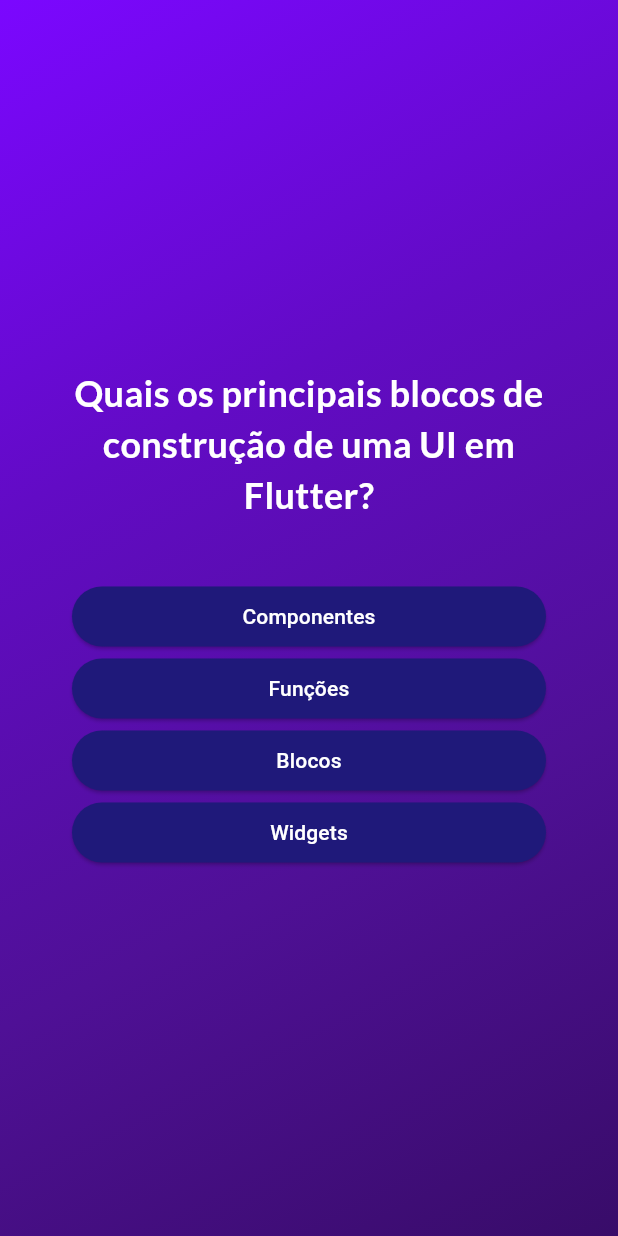
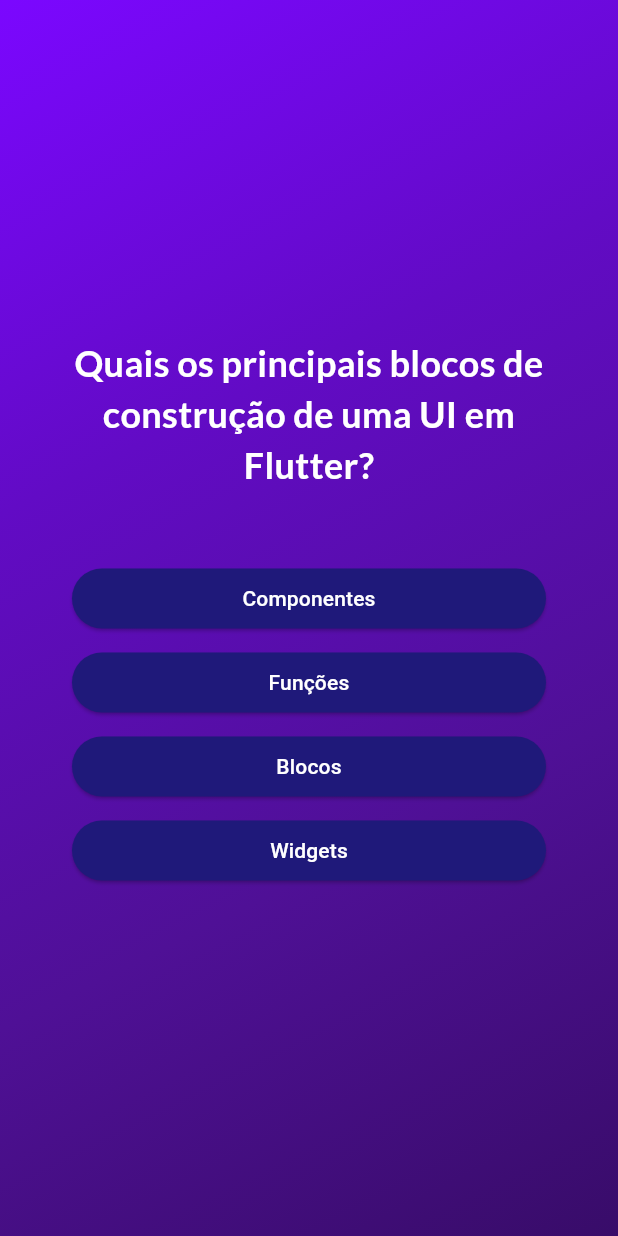
Before and after one commit to Gabrielst27/app-quiz, a Flutter app: the screen it shows after launch, after a tap on "Iniciar", on a phone screen of 412 x 824 dp. Run offline on Flutter 3.47's test engine with Material 3 defaults, Android fonts, the phone set to English and light mode, and no system bars; our stand-ins replace google_fonts.

```diff
--- a/analysis_options.yaml
+++ b/analysis_options.yaml
@@ -24,5 +24,9 @@ linter:
     # avoid_print: false  # Uncomment to disable the `avoid_print` rule
     # prefer_single_quotes: true  # Uncomment to enable the `prefer_single_quotes` rule
 
+formatter:
+  trailing_commas: preserve
+  page_width: 80
+
 # Additional information about this file can be found at
 # https://dart.dev/guides/language/analysis-options
--- a/lib/answer_button.dart
+++ b/lib/answer_button.dart
@@ -12,15 +12,28 @@ class AnswerButton extends StatelessWidget {
 
   @override
   Widget build(BuildContext context) {
-    return ElevatedButton(
-      onPressed: onTap,
-      style: ElevatedButton.styleFrom(
-        backgroundColor: const Color.fromARGB(255, 31, 25, 122),
-        foregroundColor: Colors.white,
-        shape: RoundedRectangleBorder(borderRadius: BorderRadius.circular(20)),
-        padding: EdgeInsets.symmetric(vertical: 10, horizontal: 40),
+    return Container(
+      margin: EdgeInsets.only(bottom: 8),
+      child: ElevatedButton(
+        onPressed: onTap,
+        style: ElevatedButton.styleFrom(
+          backgroundColor: const Color.fromARGB(
+            255,
+            31,
+            25,
+            122,
+          ),
+          foregroundColor: Colors.white,
+          shape: RoundedRectangleBorder(
+            borderRadius: BorderRadius.circular(20),
+          ),
+          padding: EdgeInsets.symmetric(
+            vertical: 8,
+            horizontal: 40,
+          ),
+        ),
+        child: Text(answerText, textAlign: TextAlign.center),
       ),
-      child: Text(answerText, textAlign: TextAlign.center),
     );
   }
 }
--- a/lib/questions_screen.dart
+++ b/lib/questions_screen.dart
@@ -46,7 +46,7 @@ class _QuestionsScreenState extends State<QuestionsScreen> {
                 fontWeight: FontWeight.bold,
               ),
             ),
-            const SizedBox(height: 40),
+            const SizedBox(height: 48),
             ...currentQuestion.getShuffledAnswers().map((answer) {
               return AnswerButton(
                 answerText: answer,
--- a/lib/quiz.dart
+++ b/lib/quiz.dart
@@ -1,5 +1,7 @@
 import 'package:flutter/material.dart';
+import 'package:quiz_app/data/questions.dart';
 import 'package:quiz_app/questions_screen.dart';
+import 'package:quiz_app/results_screen.dart';
 import 'package:quiz_app/start_screen.dart';
 
 class Quiz extends StatefulWidget {
@@ -12,7 +14,8 @@ class Quiz extends StatefulWidget {
 }
 
 class _QuizState extends State<Quiz> {
-  final List<String> selectedAnswers = [];
+  List<String> selectedAnswers = [];
+  List<String> savedAnswers = [];
   var activeScreen = 'start-screen';
 
   void switchScreen() {
@@ -23,6 +26,13 @@ class _QuizState extends State<Quiz> {
 
   void saveAnswer(String answer) {
     selectedAnswers.add(answer);
+    if (selectedAnswers.length == questions.length) {
+      setState(() {
+        savedAnswers = selectedAnswers;
+        selectedAnswers = [];
+        activeScreen = 'results-screen';
+      });
+    }
   }
 
   @override
@@ -30,6 +40,9 @@ class _QuizState extends State<Quiz> {
     Widget screen = StartScreen(switchScreen);
     if (activeScreen == 'questions-screen') {
       screen = QuestionsScreen(onSelectAnswer: saveAnswer);
+    }
+    if (activeScreen == 'results-screen') {
+      screen = ResultsScreen(answers: savedAnswers);
     }
     return MaterialApp(
       home: Scaffold(
```
Also changed, not shown: lib/questions_summary.dart (added, +70 -0 lines), lib/results_screen.dart (added, +68 -0 lines).
